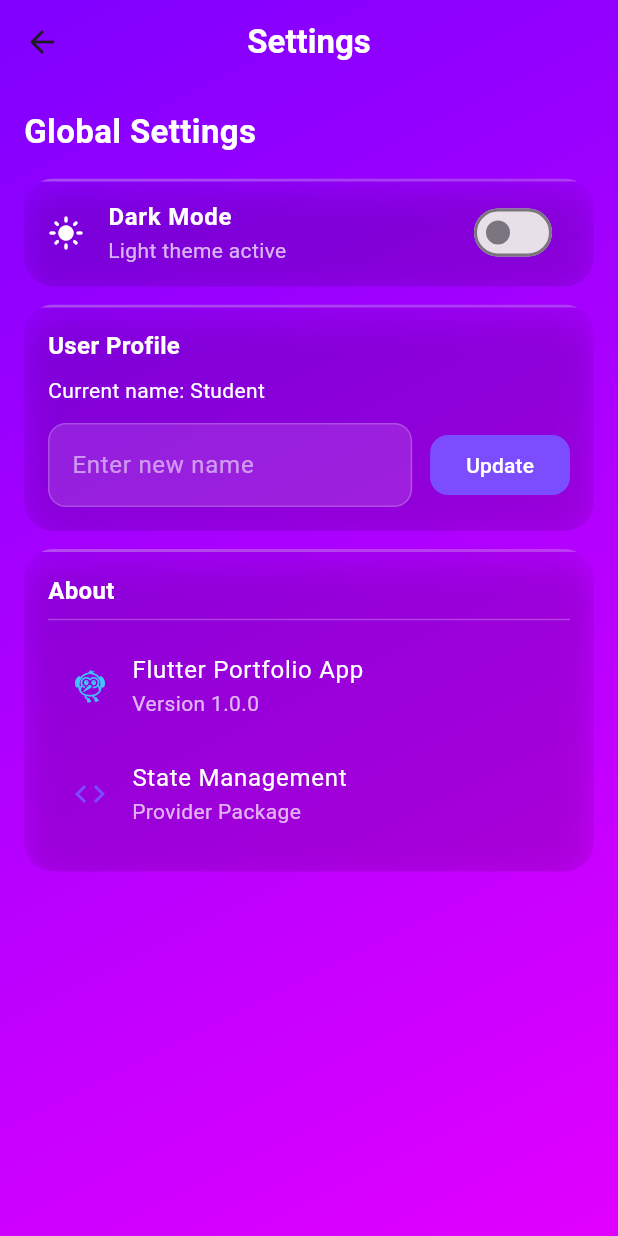
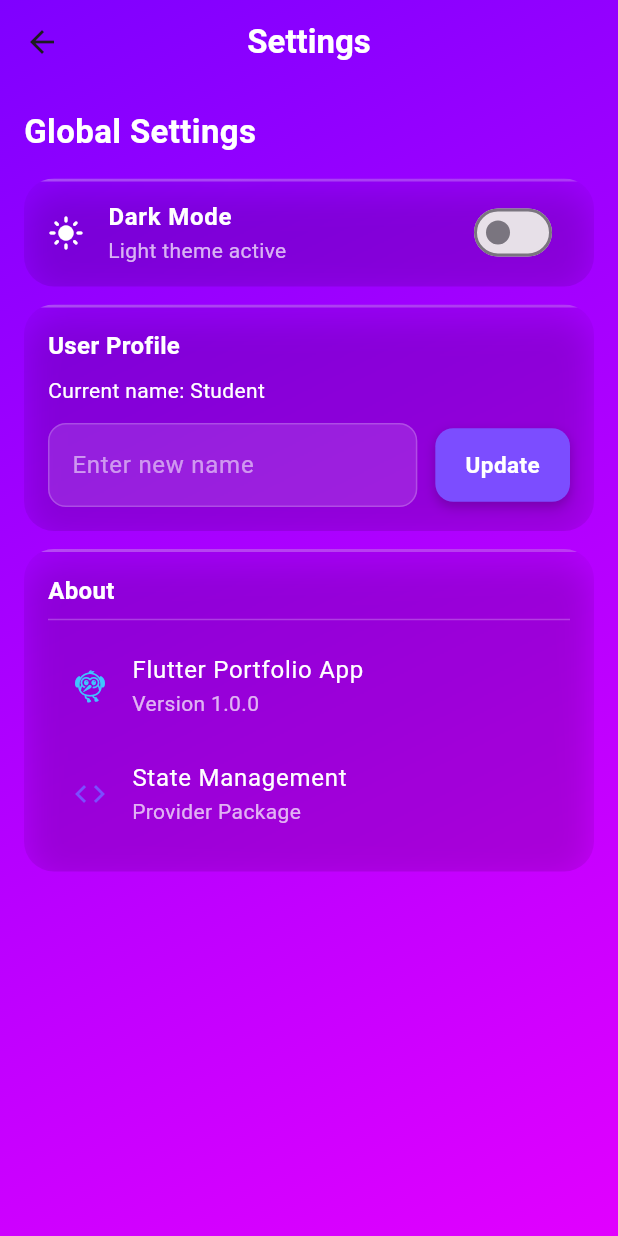
Before and after one commit to BEMBEMS/portfolio_app, a Flutter app: the SettingsScreen screen opened directly, on a phone screen of 412 x 824 dp. Run offline on Flutter 3.47's test engine with Material 3 defaults, Android fonts, the phone set to English and light mode, and no system bars.

Commit message:
Enhance action buttons: white bold text and hover/press feedback

```diff
--- a/lib/screens/activity1_profile.dart
+++ b/lib/screens/activity1_profile.dart
@@ -3,6 +3,7 @@ import 'package:provider/provider.dart';
 import '../providers/name_provider.dart';
 import '../widgets/gradient_background.dart';
 import '../widgets/glass_card.dart';
+import '../widgets/action_button.dart';
 
 class Activity1Profile extends StatefulWidget {
   const Activity1Profile({super.key});
@@ -140,7 +141,8 @@ class _Activity1ProfileState extends State<Activity1Profile> {
                                 ),
                               ),
                               const SizedBox(width: 12),
-                              FilledButton(
+                              ActionButton(
+                                label: 'Save',
                                 onPressed: () {
                                   if (_nameController.text.isNotEmpty) {
                                     nameProvider.setUserName(
@@ -149,13 +151,6 @@ class _Activity1ProfileState extends State<Activity1Profile> {
                                     _nameController.clear();
                                   }
                                 },
-                                style: FilledButton.styleFrom(
-                                  backgroundColor: Colors.deepPurpleAccent,
-                                  shape: RoundedRectangleBorder(
-                                    borderRadius: BorderRadius.circular(12),
-                                  ),
-                                ),
-                                child: const Text('Save'),
                               ),
                             ],
                           ),
--- a/lib/screens/settings_screen.dart
+++ b/lib/screens/settings_screen.dart
@@ -4,6 +4,7 @@ import '../providers/theme_provider.dart';
 import '../providers/name_provider.dart';
 import '../widgets/gradient_background.dart';
 import '../widgets/glass_card.dart';
+import '../widgets/action_button.dart';
 
 class SettingsScreen extends StatelessWidget {
   const SettingsScreen({super.key});
@@ -255,18 +256,12 @@ class _NameInputState extends State<_NameInput> {
           ),
         ),
         const SizedBox(width: 12),
-        FilledButton(
+        ActionButton(
+          label: 'Update',
           onPressed: () {
             widget.onSubmitted(_controller.text);
             _controller.clear();
           },
-          style: FilledButton.styleFrom(
-            backgroundColor: Colors.deepPurpleAccent,
-            shape: RoundedRectangleBorder(
-              borderRadius: BorderRadius.circular(12),
-            ),
-          ),
-          child: const Text('Update'),
         ),
       ],
     );
--- /dev/null
+++ b/lib/widgets/action_button.dart
@@ -0,0 +1,85 @@
+import 'package:flutter/material.dart';
+
+class ActionButton extends StatefulWidget {
+  final String label;
+  final VoidCallback onPressed;
+
+  const ActionButton({
+    super.key,
+    required this.label,
+    required this.onPressed,
+  });
+
+  @override
+  State<ActionButton> createState() => _ActionButtonState();
+}
+
+class _ActionButtonState extends State<ActionButton> {
+  bool _hovered = false;
+  bool _pressed = false;
+
+  @override
+  Widget build(BuildContext context) {
+    final scale = _pressed ? 0.95 : (_hovered ? 1.05 : 1.0);
+
+    return MouseRegion(
+      onEnter: (_) => setState(() => _hovered = true),
+      onExit: (_) => setState(() => _hovered = false),
+      cursor: SystemMouseCursors.click,
+      child: AnimatedScale(
+        scale: scale,
+        duration: const Duration(milliseconds: 150),
+        curve: Curves.easeOut,
+        child: AnimatedContainer(
+          duration: const Duration(milliseconds: 200),
+          decoration: BoxDecoration(
+            borderRadius: BorderRadius.circular(12),
+            boxShadow: _hovered
+                ? [
+                    BoxShadow(
+                      color: Colors.deepPurpleAccent.withValues(alpha: 0.6),
+                      blurRadius: 16,
+                      offset: const Offset(0, 4),
+                    ),
+                  ]
+                : [
+                    BoxShadow(
+                      color: Colors.black.withValues(alpha: 0.2),
+                      blurRadius: 6,
+                      offset: const Offset(0, 3),
+                    ),
+                  ],
+          ),
+          child: Material(
+            color: Colors.deepPurpleAccent,
+            borderRadius: BorderRadius.circular(12),
+            child: InkWell(
+              onTap: widget.onPressed,
+              onTapDown: (_) => setState(() => _pressed = true),
+              onTapUp: (_) => setState(() => _pressed = false),
+              onTapCancel: () => setState(() => _pressed = false),
+              splashColor: Colors.white.withValues(alpha: 0.2),
+              highlightColor: Colors.white.withValues(alpha: 0.1),
+              borderRadius: BorderRadius.circular(12),
+              child: Padding(
+                padding: const EdgeInsets.symmetric(
+                  horizontal: 20,
+                  vertical: 14,
+                ),
+                child: Text(
+                  widget.label,
+                  style: const TextStyle(
+                    color: Colors.white,
+                    fontWeight: FontWeight.bold,
+                    fontSize: 15,
+                    letterSpacing: 0.3,
+                  ),
+                ),
+              ),
+            ),
+          ),
+        ),
+      ),
+    );
+  }
+}
```
